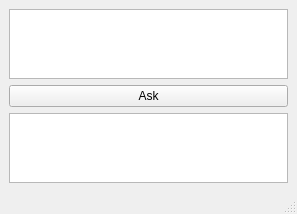
The window that Lesson_8/Task_1/aiaskeverything.ui (kortuwka/NG-2024-Illia-Rabcinskiy) describes before a commit, drawn with Qt 5.
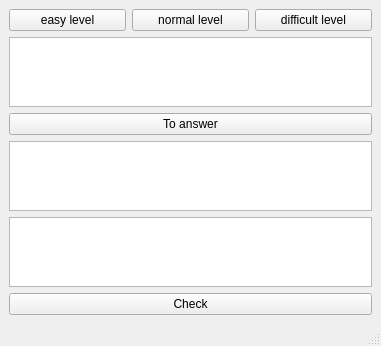
The same window after the commit.

What changed in the file:
```diff
--- a/Lesson_8/Task_1/aiaskeverything.ui
+++ b/Lesson_8/Task_1/aiaskeverything.ui
@@ -6,8 +6,8 @@
    <rect>
     <x>0</x>
     <y>0</y>
-    <width>297</width>
-    <height>188</height>
+    <width>381</width>
+    <height>345</height>
    </rect>
   </property>
   <property name="windowTitle">
@@ -15,18 +15,53 @@
   </property>
   <widget class="QWidget" name="centralwidget">
    <layout class="QVBoxLayout" name="verticalLayout">
+    <item>
+     <layout class="QHBoxLayout" name="horizontalLayout">
+      <item>
+       <widget class="QPushButton" name="easy">
+        <property name="text">
+         <string>easy level</string>
+        </property>
+       </widget>
+      </item>
+      <item>
+       <widget class="QPushButton" name="normal">
+        <property name="text">
+         <string>normal level</string>
+        </property>
+       </widget>
+      </item>
+      <item>
+       <widget class="QPushButton" name="difficult">
+        <property name="text">
+         <string>difficult level</string>
+        </property>
+       </widget>
+      </item>
+     </layout>
+    </item>
     <item>
      <widget class="QTextEdit" name="te_question"/>
     </item>
     <item>
      <widget class="QPushButton" name="b_ask">
       <property name="text">
-       <string>Ask</string>
+       <string>To answer</string>
       </property>
      </widget>
     </item>
     <item>
-     <widget class="QTextEdit" name="te_answer"/>
+     <widget class="QTextBrowser" name="te_answer"/>
+    </item>
+    <item>
+     <widget class="QTextBrowser" name="Balls"/>
+    </item>
+    <item>
+     <widget class="QPushButton" name="Check">
+      <property name="text">
+       <string>Check</string>
+      </property>
+     </widget>
     </item>
    </layout>
   </widget>
```
Left out of the diff: 4 changed lines with no effect on the pictures.
